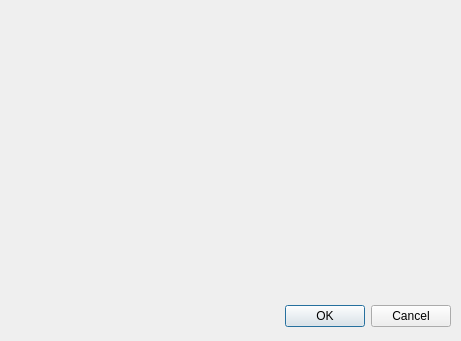
Old version of the form steppreviewdialog.ui in the repository skyronic/tuxtorial-client.
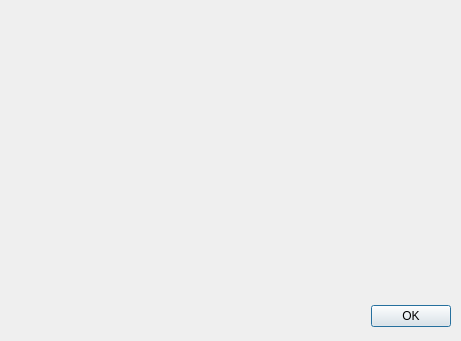
New version of the form.

Patch:
```diff
--- a/steppreviewdialog.ui
+++ b/steppreviewdialog.ui
@@ -16,9 +16,9 @@
   <widget class="QDialogButtonBox" name="buttonBox">
    <property name="geometry">
     <rect>
-     <x>110</x>
+     <x>360</x>
      <y>300</y>
-     <width>341</width>
+     <width>91</width>
      <height>32</height>
     </rect>
    </property>
@@ -26,14 +26,14 @@
     <enum>Qt::Horizontal</enum>
    </property>
    <property name="standardButtons">
-    <set>QDialogButtonBox::Cancel|QDialogButtonBox::Ok</set>
+    <set>QDialogButtonBox::Ok</set>
    </property>
   </widget>
   <widget class="QWidget" name="verticalLayoutWidget">
    <property name="geometry">
     <rect>
      <x>20</x>
-     <y>30</y>
+     <y>40</y>
      <width>421</width>
      <height>251</height>
     </rect>
```
